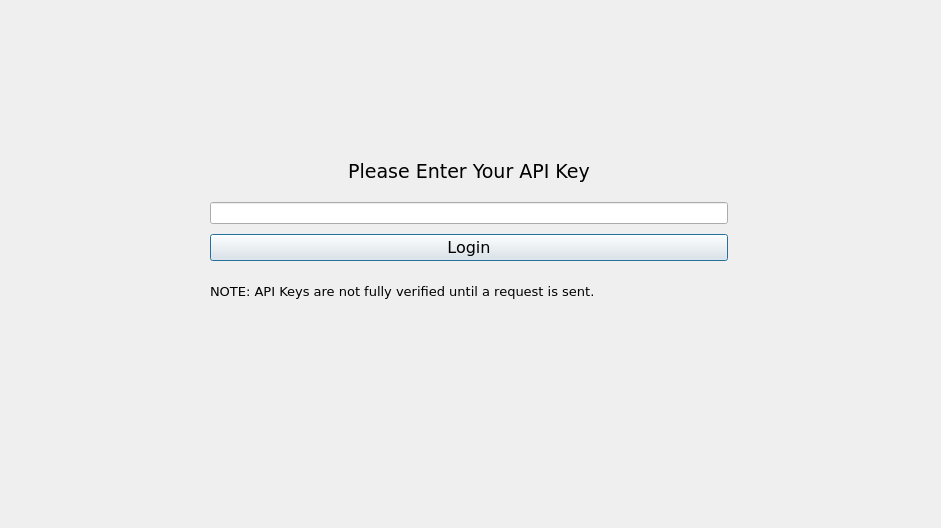
Above: MarketGame/getuserapikey.ui from plagentile/Market_Game before the change. Below: the same form after it.
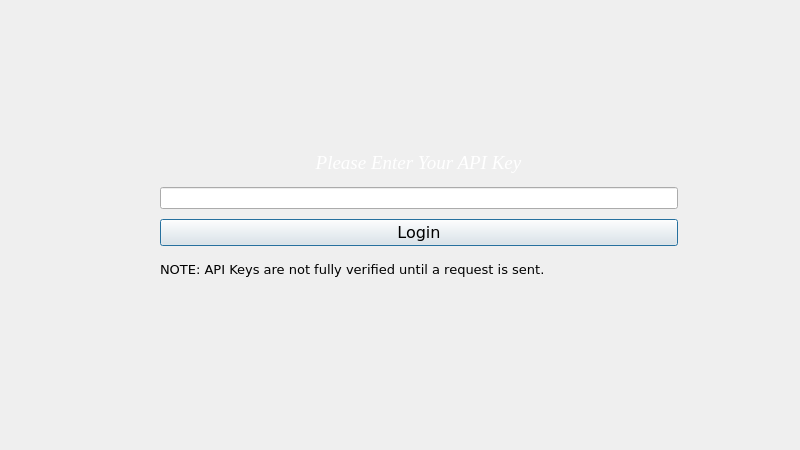
That is the form after the change.

```diff
--- a/MarketGame/getuserapikey.ui
+++ b/MarketGame/getuserapikey.ui
@@ -6,20 +6,44 @@
    <rect>
     <x>0</x>
     <y>0</y>
-    <width>941</width>
-    <height>528</height>
+    <width>800</width>
+    <height>450</height>
    </rect>
   </property>
+  <property name="sizePolicy">
+   <sizepolicy hsizetype="Fixed" vsizetype="Fixed">
+    <horstretch>0</horstretch>
+    <verstretch>0</verstretch>
+   </sizepolicy>
+  </property>
+  <property name="minimumSize">
+   <size>
+    <width>800</width>
+    <height>450</height>
+   </size>
+  </property>
+  <property name="maximumSize">
+   <size>
+    <width>800</width>
+    <height>450</height>
+   </size>
+  </property>
+  <property name="baseSize">
+   <size>
+    <width>800</width>
+    <height>450</height>
+   </size>
+  </property>
   <property name="windowTitle">
    <string>Dialog</string>
   </property>
   <widget class="QWidget" name="verticalLayoutWidget">
    <property name="geometry">
     <rect>
-     <x>200</x>
+     <x>150</x>
      <y>140</y>
      <width>538</width>
-     <height>182</height>
+     <height>153</height>
     </rect>
    </property>
    <layout class="QVBoxLayout" name="verticalLayout">
@@ -38,17 +62,21 @@
     <property name="bottomMargin">
      <number>10</number>
     </property>
-    <item>
+    <item alignment="Qt::AlignHCenter|Qt::AlignVCenter">
      <widget class="QLabel" name="label">
       <property name="font">
        <font>
-        <family>Verdana</family>
+        <family>Georgia</family>
         <pointsize>14</pointsize>
+        <italic>true</italic>
        </font>
       </property>
       <property name="layoutDirection">
        <enum>Qt::LeftToRight</enum>
       </property>
+      <property name="styleSheet">
+       <string notr="true">color: rgb(255, 255, 255);</string>
+      </property>
       <property name="text">
        <string>Please Enter Your API Key</string>
       </property>
@@ -95,15 +123,42 @@
   <widget class="QLabel" name="picLabel">
    <property name="geometry">
     <rect>
-     <x>10</x>
+     <x>0</x>
      <y>0</y>
-     <width>931</width>
-     <height>531</height>
+     <width>800</width>
+     <height>450</height>
     </rect>
    </property>
+   <property name="sizePolicy">
+    <sizepolicy hsizetype="Fixed" vsizetype="Fixed">
+     <horstretch>0</horstretch>
+     <verstretch>0</verstretch>
+    </sizepolicy>
+   </property>
+   <property name="minimumSize">
+    <size>
+     <width>800</width>
+     <height>450</height>
+    </size>
+   </property>
+   <property name="maximumSize">
+    <size>
+     <width>800</width>
+     <height>450</height>
+    </size>
+   </property>
+   <property name="baseSize">
+    <size>
+     <width>800</width>
+     <height>450</height>
+    </size>
+   </property>
    <property name="text">
     <string/>
    </property>
+   <property name="alignment">
+    <set>Qt::AlignJustify|Qt::AlignVCenter</set>
+   </property>
   </widget>
   <zorder>picLabel</zorder>
   <zorder>verticalLayoutWidget</zorder>
```
Left out of the diff: 4 changed lines with no effect on the pictures.
